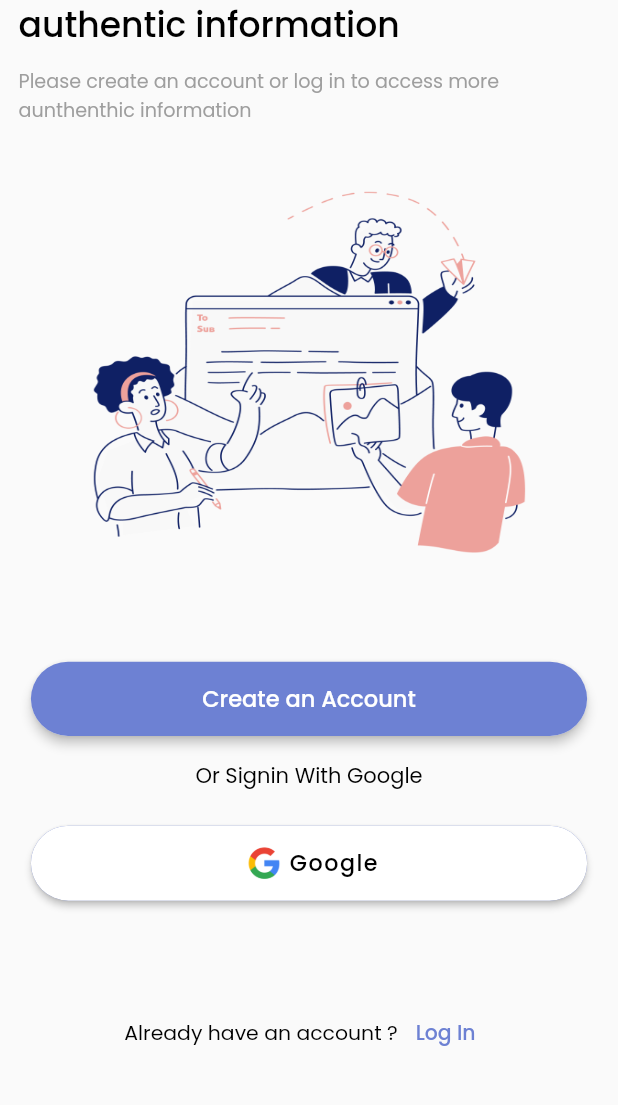
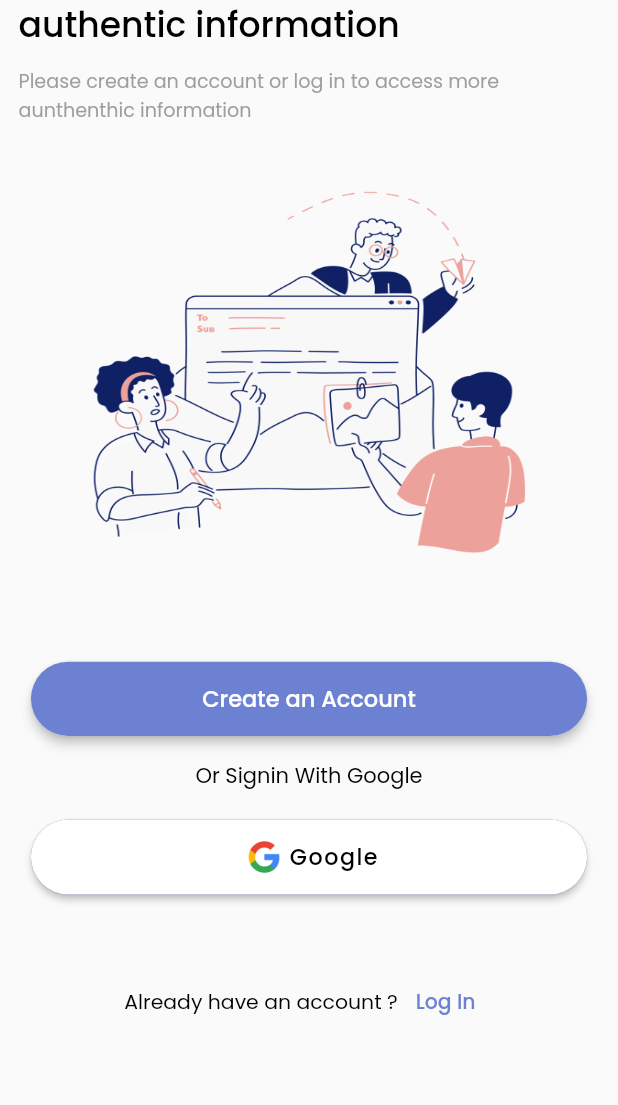
Before and after one commit to sweta-feeltech/General-Expense-App, a Flutter app: the screen it shows after launch, on a phone screen of 412 x 824 dp, the part 90-1195 px from its top. Run offline on Flutter 3.47's test engine with Material 2 defaults, Android fonts, the phone set to English and light mode, and no system bars; our stand-ins replace accordion, cloud_firestore, date_time_picker, file_picker, firebase_auth, flutter_bloc and 8 more; accounts and stored records are empty; network calls fail; project files that could hold a hidden picture were left out.

Commit message:
22-05-2023 : Main Screen UI changes

```diff
--- a/lib/pages/LoginRegistrationScreens/main_screen.dart
+++ b/lib/pages/LoginRegistrationScreens/main_screen.dart
@@ -192,7 +192,7 @@ class _MainPageScreenState extends State<MainPageScreen> {
 
                    ]
               ),
-              SizedBox(height: main_Height * 0.015,),
+              SizedBox(height: main_Height * 0.010,),
               Center(
                 child:Container(
                   height: main_Height * 0.085,
@@ -290,8 +290,7 @@ class _MainPageScreenState extends State<MainPageScreen> {
                   ),
                 ),
               ),
-              SizedBox(height: main_Height * 0.065,),
-
+              SizedBox(height: main_Height * 0.045,),
               Center(child:
               Container(
                 child: Row(
```
